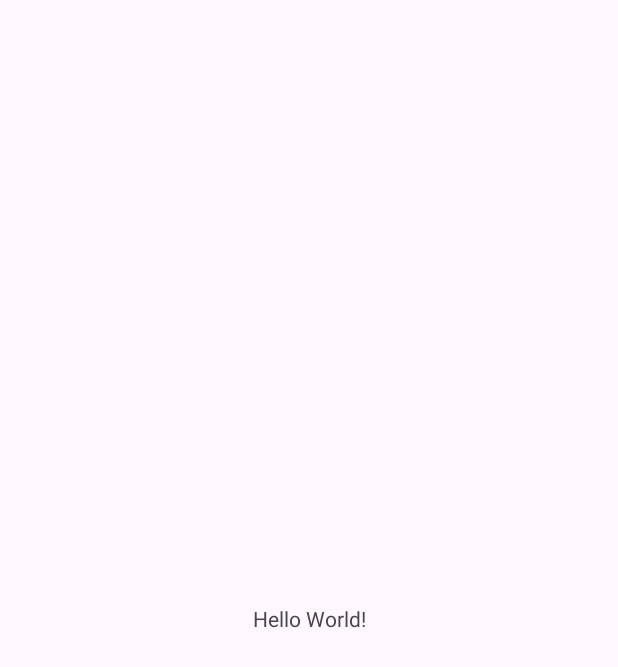
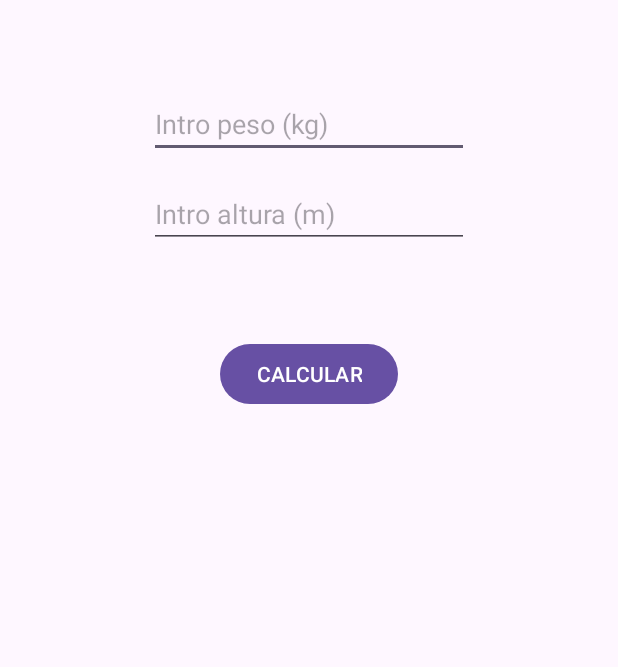
Before and after one commit to sergey-sher/CursoCNTProfe, an Android app: the screen it shows after launch (MainActivity before the commit, IMCActivity after it), on a phone screen of 412 x 824 dp. Before the commit the part shown is almost empty. Shown: the top 667 px of the screen. Run offline under Robolectric (Android 15) with nearby library versions, the phone set to English and light mode, and no system bars.

Commit message:
Day 2: IMC calculation

```diff
--- /dev/null
+++ b/app/src/main/java/edu/cnt/developer/profe/IMCActivity.kt
@@ -0,0 +1,71 @@
+package edu.cnt.developer.profe
+
+import android.os.Bundle
+import android.view.View
+import android.util.Log
+import kotlin.math.absoluteValue
+import android.widget.EditText
+import android.widget.Toast
+import androidx.activity.enableEdgeToEdge
+import androidx.appcompat.app.AppCompatActivity
+import androidx.core.view.ViewCompat
+import androidx.core.view.WindowInsetsCompat
+import kotlin.math.roundToInt
+
+class IMCActivity : AppCompatActivity() {
+    override fun onCreate(savedInstanceState: Bundle?) {
+        super.onCreate(savedInstanceState)
+        enableEdgeToEdge()
+        setContentView(R.layout.activity_imcactivity)
+        ViewCompat.setOnApplyWindowInsetsListener(findViewById(R.id.main)) { v, insets ->
+            val systemBars = insets.getInsets(WindowInsetsCompat.Type.systemBars())
+            v.setPadding(systemBars.left, systemBars.top, systemBars.right, systemBars.bottom)
+            insets
+        }
+
+        /*
+        * imc = PESO (KG) /  ALTURA * ALTURA
+        * IMC < 16 -> desnutridos
+        * IMC >=16 y <18 -> delgados
+        * IMC >=18 y <25 -> ideal
+        * IMC >=25 Y <31 -> sobrepeso
+        * IMC >=31 -> obeso
+        */
+
+    }
+
+    fun CalcularIMC(view: View) {
+        if (view.id == R.id.buttonCalcular) {
+            Log.d("MIAPP", "El usario ha tocado al boton 'Calcular IMC': ${view.id}")
+            Log.d("MIAPP", "absolute = ${R.id.buttonCalcular.absoluteValue}")
+
+            val weight : Float = findViewById<EditText>(R.id.editTextWeight).text.toString().toFloat()
+            val height : Float = findViewById<EditText>(R.id.editTextHeight).text.toString().toFloat()
+            val imcIndex = weight / (height * height)
+
+            var userMessage = "Su IMC es = ${imcIndex.roundToInt()}"
+            Log.d("MIAPP", userMessage)
+
+            var result: String = ""
+            if (imcIndex < 16)
+                result = "Usted está desnutrido"
+            else if (imcIndex < 18)
+                result = "Usted está un poco delgado"
+            else if (imcIndex < 25)
+                result = "Usted está en perfecta forma"
+            else if (imcIndex < 31)
+                result = "Usted tiene un poco sobrepeso"
+            else
+                result = "Usted está gordo"
+            Log.d("MIAPP", "Su resultado es - ${result}")
+
+            userMessage += ": ${result}"
+            Log.d("MIAPP", userMessage)
+            val notiToast : Toast = Toast.makeText(this, userMessage, Toast.LENGTH_LONG)
+            notiToast.show()
+
+        }
+
+    }
+
+}
--- /dev/null
+++ b/app/src/main/res/layout/activity_imcactivity.xml
@@ -0,0 +1,44 @@
+<?xml version="1.0" encoding="utf-8"?>
+<androidx.constraintlayout.widget.ConstraintLayout xmlns:android="http://schemas.android.com/apk/res/android"
+    xmlns:app="http://schemas.android.com/apk/res-auto"
+    xmlns:tools="http://schemas.android.com/tools"
+    android:id="@+id/main"
+    android:layout_width="match_parent"
+    android:layout_height="match_parent"
+    tools:context=".IMCActivity">
+
+    <EditText
+        android:id="@+id/editTextWeight"
+        android:layout_width="wrap_content"
+        android:layout_height="wrap_content"
+        android:layout_marginTop="60dp"
+        android:ems="10"
+        android:hint="Intro peso (kg)"
+        android:inputType="numberDecimal"
+        app:layout_constraintEnd_toEndOf="parent"
+        app:layout_constraintStart_toStartOf="parent"
+        app:layout_constraintTop_toTopOf="parent" />
+
+    <EditText
+        android:id="@+id/editTextHeight"
+        android:layout_width="wrap_content"
+        android:layout_height="wrap_content"
+        android:layout_marginTop="60dp"
+        android:ems="10"
+        android:hint="Intro altura (m)"
+        android:inputType="numberDecimal"
+        app:layout_constraintEnd_toEndOf="parent"
+        app:layout_constraintStart_toStartOf="parent"
+        app:layout_constraintTop_toTopOf="@+id/editTextWeight" />
+
+    <Button
+        android:id="@+id/buttonCalcular"
+        android:layout_width="wrap_content"
+        android:layout_height="wrap_content"
+        android:layout_marginTop="60dp"
+        android:text="CALCULAR"
+        android:onClick="CalcularIMC"
+        app:layout_constraintEnd_toEndOf="parent"
+        app:layout_constraintStart_toStartOf="parent"
+        app:layout_constraintTop_toBottomOf="@+id/editTextHeight" />
+</androidx.constraintlayout.widget.ConstraintLayout>
```
Also changed, not shown: app/src/main/AndroidManifest.xml (+9 -1 lines), app/src/main/java/edu/cnt/developer/profe/MainActivity.kt (+11 -4 lines), app/src/main/res/layout/activity_main.xml (+15 -1 lines).
